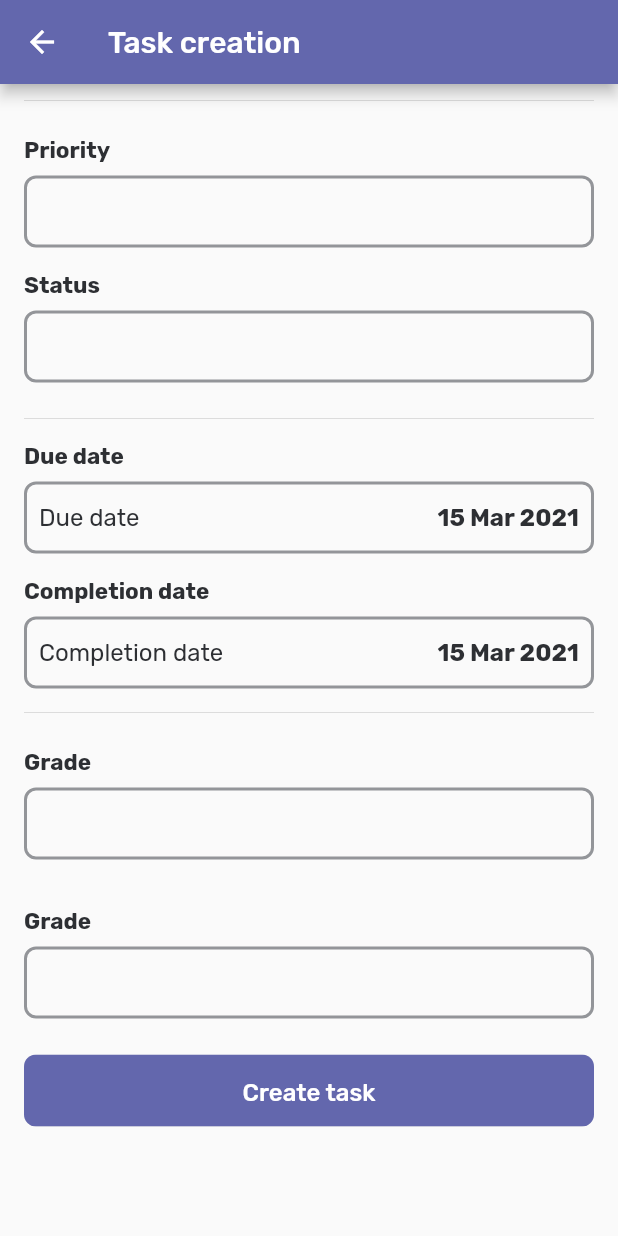
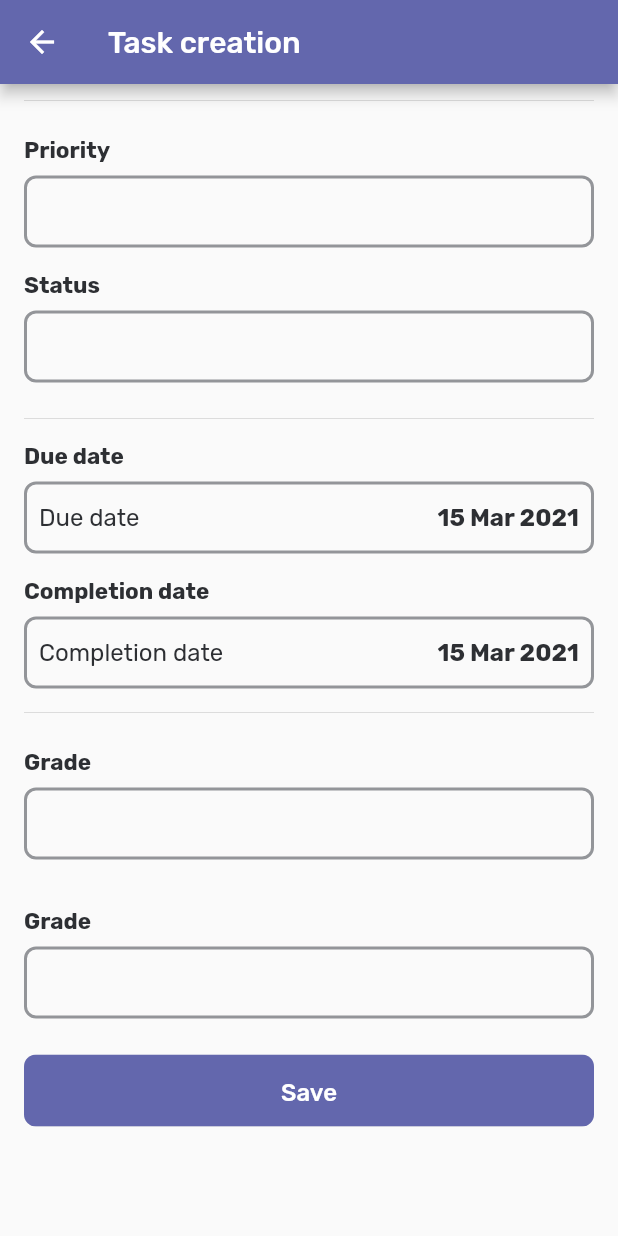
Before and after one commit to kormax/Oracle, a Flutter app: the TaskEditorScreen screen opened by its route, scrolled down 217 dp, on a phone screen of 412 x 824 dp. Run offline on Flutter 3.47's test engine with Material 2 defaults, Android fonts, the phone set to English and light mode, and no system bars; our stand-ins replace fl_chart, flutter_svg.

Commit message:
Minor improvements

```diff
--- a/lib/screens/tasks/task-editor.dart
+++ b/lib/screens/tasks/task-editor.dart
@@ -75,7 +75,7 @@ class _TaskEditorScreenState extends State<TaskEditorScreen> {
               Container(
                   margin: EdgeInsets.symmetric(vertical: 16),
                   child: Button(
-                    text: "Create task",
+                    text: "Save",
                     color: Colors_.primaryNormal,
                     textColor: Colors_.grayscaleWhite,
                     onPressed: () => Navigator.pop(context),
--- a/lib/widgets/task_widget.dart
+++ b/lib/widgets/task_widget.dart
@@ -16,7 +16,7 @@ class TaskWidget extends StatelessWidget {
     void _onPressed() {
       Navigator.pushNamed(
         context,
-        "/task/edit",
+        "/task/preview",
         arguments: task,
       );
     }
```
